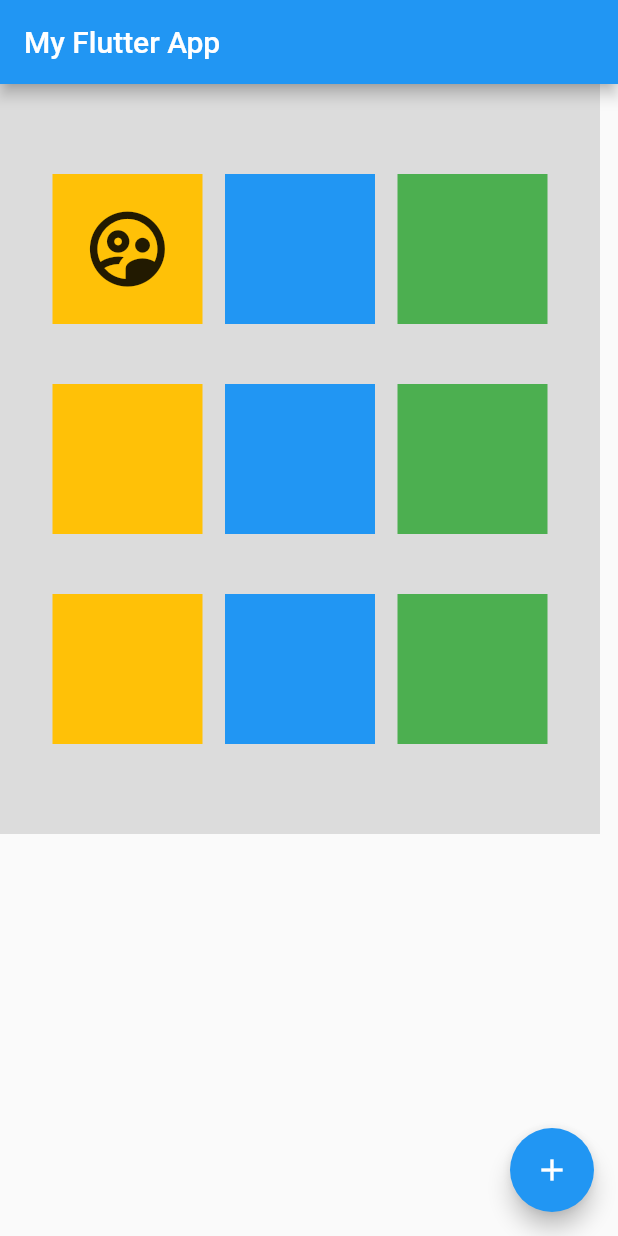
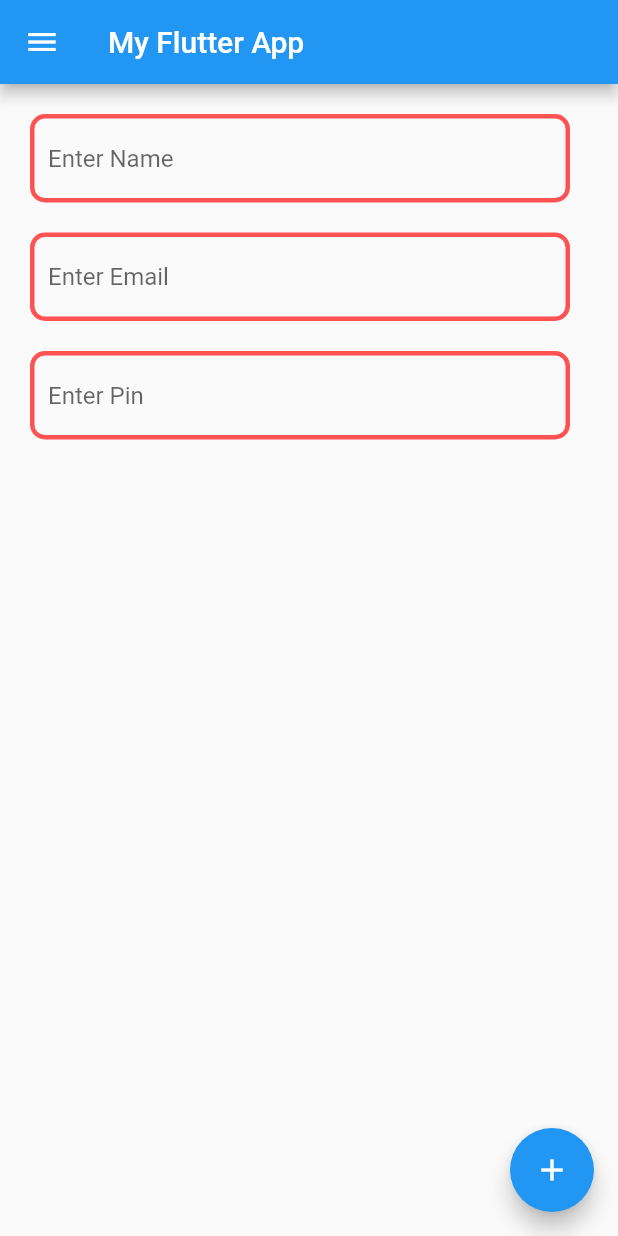
Before and after one commit to Debayan-Sen/flutterapp, a Flutter app: the screen it shows after launch, on a phone screen of 412 x 824 dp. Run offline on Flutter 3.47's test engine with Material 2 defaults, Android fonts, the phone set to English and light mode, and no system bars.

Commit message:
textfield and navigation drawer

```diff
--- a/lib/main.dart
+++ b/lib/main.dart
@@ -12,80 +12,56 @@ class MyApp extends StatelessWidget {
     return MaterialApp(
       home: Scaffold(
         appBar: AppBar(title: Text("My Flutter App")),
+        drawer: Drawer(child: Column(
+          children: [
+            Text("link1"),
+            Text("link2")
+          ]),
+        ),
         body:  Container(
           height: 500,
           width: 400,
           padding: EdgeInsets.all(20),
-          color: Colors.black12,
           child: Column(
-            mainAxisAlignment: MainAxisAlignment.spaceEvenly,
             children: [
-              Row(
-                mainAxisAlignment: MainAxisAlignment.spaceEvenly,
-                crossAxisAlignment: CrossAxisAlignment.start,
-                children: [
-                Container(
-                  height: 100,
-                  width: 100,
-                  color: Colors.amber,
-                  child: Icon(Icons.supervised_user_circle_outlined,
-                    size: 60,
-                  ),
+              TextField(
+                decoration: InputDecoration(
+                  hintText: "Enter Name",
+                  enabledBorder: OutlineInputBorder(
+                    borderRadius: BorderRadius.circular(10),
+                    borderSide: const BorderSide(
+                      width: 3,
+                      color: Colors.redAccent
+                    )
+                  )
                 ),
-                Container(
-                  height: 100,
-                  width: 100,
-                  color: Colors.blue,
+              ),
+              const SizedBox(height: 20,),
+              TextField(
+                decoration: InputDecoration(
+                  hintText: "Enter Email",
+                  enabledBorder: OutlineInputBorder(
+                    borderRadius: BorderRadius.circular(10),
+                    borderSide: const BorderSide(
+                      width: 3,
+                      color: Colors.redAccent
+                    )
+                  )
                 ),
-                Container(
-                  height: 100,
-                  width: 100,
-                  color: Colors.green,
-                )
-
-              ],),
-              Row(
-                mainAxisAlignment: MainAxisAlignment.spaceEvenly,
-                crossAxisAlignment: CrossAxisAlignment.start,
-                children: [
-                Container(
-                  height: 100,
-                  width: 100,
-                  color: Colors.amber,
+              ),
+              const SizedBox(height: 20,),
+              TextField(
+                decoration: InputDecoration(
+                  hintText: "Enter Pin",
+                  enabledBorder: OutlineInputBorder(
+                    borderRadius: BorderRadius.circular(10),
+                    borderSide: const BorderSide(
+                      width: 3,
+                      color: Colors.redAccent
+                    )
+                  )
                 ),
-                Container(
-                  height: 100,
-                  width: 100,
-                  color: Colors.blue,
-                ),
-                Container(
-                  height: 100,
-                  width: 100,
-                  color: Colors.green,
-                )
-
-              ],),
-              Row(
-                mainAxisAlignment: MainAxisAlignment.spaceEvenly,
-                crossAxisAlignment: CrossAxisAlignment.start,
-                children: [
-                Container(
-                  height: 100,
-                  width: 100,
-                  color: Colors.amber,
-                ),
-                Container(
-                  height: 100,
-                  width: 100,
-                  color: Colors.blue,
-                ),
-                Container(
-                  height: 100,
-                  width: 100,
-                  color: Colors.green,
-                )
-
-              ],),
+              ),
             ],
           ),
         ),
```
